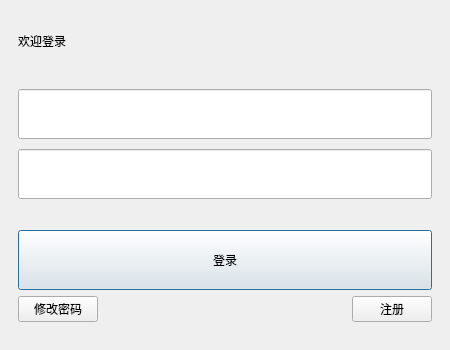
Above: digitalIntegration/LoginDialog.ui from jiaqingguo/DI before the change. Below: the same form after it.
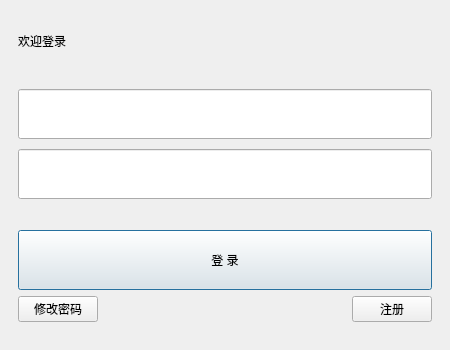
That is the form after the change.

```diff
--- a/digitalIntegration/LoginDialog.ui
+++ b/digitalIntegration/LoginDialog.ui
@@ -74,7 +74,7 @@
                <bool>false</bool>
               </property>
               <property name="text">
-               <string>登录</string>
+               <string>登 录</string>
               </property>
              </widget>
             </item>
```
